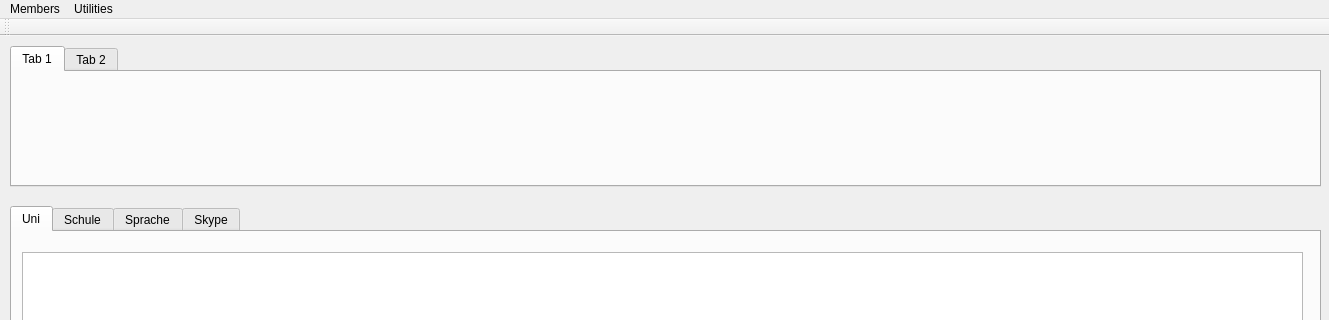
The window that mainwindow.ui (MrRisoni/Gauss) describes before a commit, drawn with Qt 5; both pictures show x 0 to 1329 and y 0 to 320 of the 1329 by 687 pixel window.
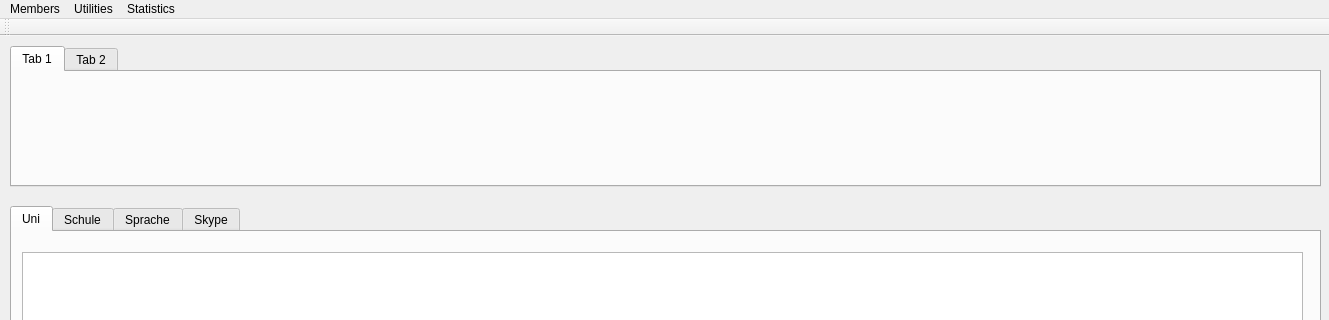
The same window after the commit.

What changed in the file:
```diff
--- a/mainwindow.ui
+++ b/mainwindow.ui
@@ -113,8 +113,14 @@
     </property>
     <addaction name="actionSchwer_Levels"/>
    </widget>
+   <widget class="QMenu" name="menuStatistics">
+    <property name="title">
+     <string>Statistics</string>
+    </property>
+   </widget>
    <addaction name="menuMembers"/>
    <addaction name="menuUtilities"/>
+   <addaction name="menuStatistics"/>
   </widget>
   <widget class="QToolBar" name="toolBar">
    <property name="windowTitle">
```
Left out of the diff: 24 changed lines with no effect on the pictures.
